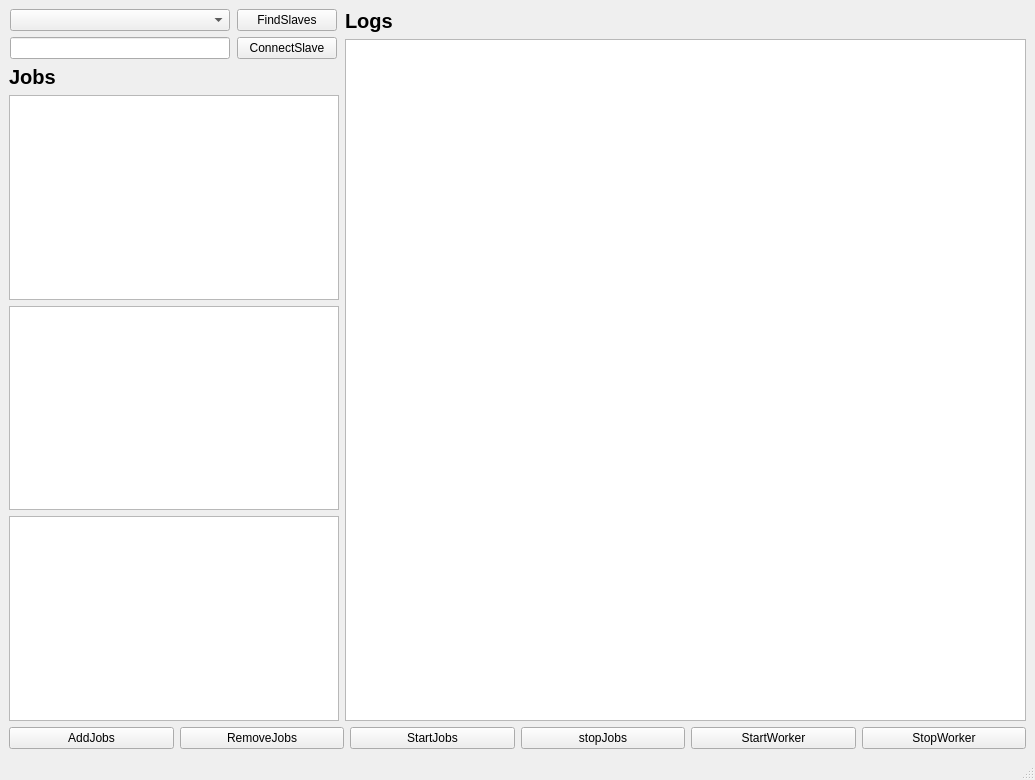
Old version of the form J_Living/J_LivingScript/python/J_slaveUi.ui in the repository wangziheng0426/JMadOnion.
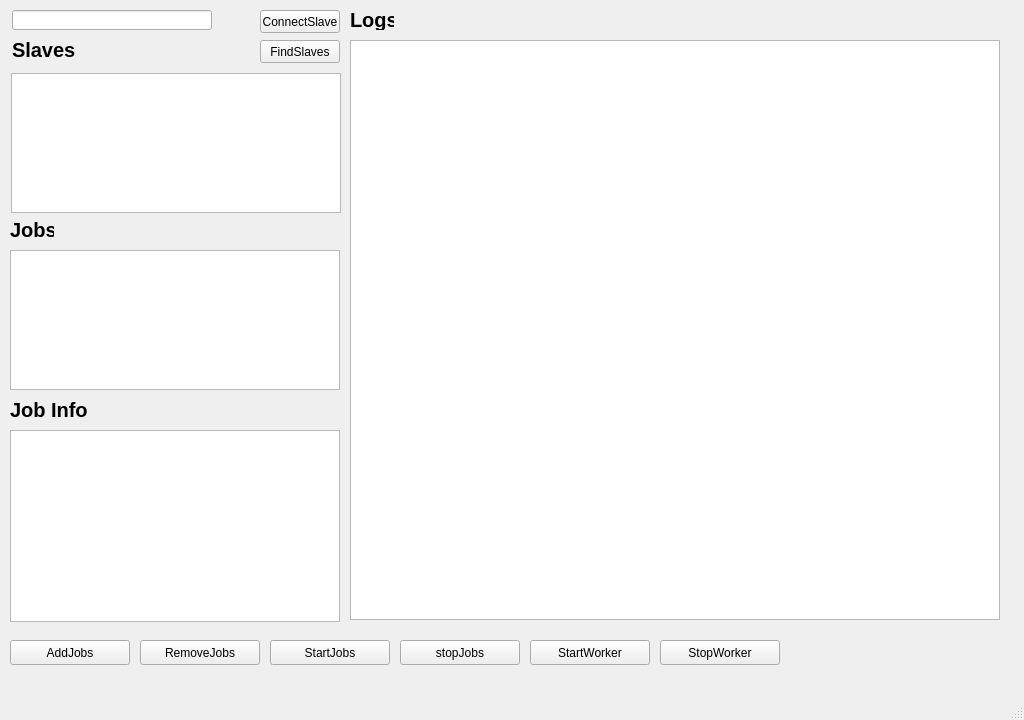
New version of the form.

What changed in the file:
```diff
--- a/J_Living/J_LivingScript/python/J_slaveUi.ui
+++ b/J_Living/J_LivingScript/python/J_slaveUi.ui
@@ -2,278 +2,381 @@
 <ui version="4.0">
  <class>J_slaveWin</class>
  <widget class="QMainWindow" name="J_slaveWin">
+  <property name="enabled">
+   <bool>true</bool>
+  </property>
   <property name="geometry">
    <rect>
     <x>0</x>
     <y>0</y>
-    <width>1035</width>
-    <height>780</height>
+    <width>1024</width>
+    <height>720</height>
    </rect>
   </property>
+  <property name="sizePolicy">
+   <sizepolicy hsizetype="Fixed" vsizetype="Fixed">
+    <horstretch>0</horstretch>
+    <verstretch>0</verstretch>
+   </sizepolicy>
+  </property>
+  <property name="minimumSize">
+   <size>
+    <width>1024</width>
+    <height>720</height>
+   </size>
+  </property>
+  <property name="maximumSize">
+   <size>
+    <width>1024</width>
+    <height>720</height>
+   </size>
+  </property>
   <property name="windowTitle">
    <string>MainWindow</string>
   </property>
   <widget class="QWidget" name="centralwidget">
-   <layout class="QGridLayout" name="gridLayout_2">
-    <item row="0" column="0">
-     <layout class="QHBoxLayout" name="horizontalLayout_2">
-      <property name="sizeConstraint">
-       <enum>QLayout::SetFixedSize</enum>
-      </property>
-      <item>
-       <layout class="QVBoxLayout" name="verticalLayout_3">
-        <property name="sizeConstraint">
-         <enum>QLayout::SetFixedSize</enum>
-        </property>
-        <item>
-         <layout class="QGridLayout" name="gridLayout">
-          <property name="sizeConstraint">
-           <enum>QLayout::SetFixedSize</enum>
-          </property>
-          <item row="0" column="0">
-           <widget class="QComboBox" name="comboBox_slaveList">
-            <property name="sizePolicy">
-             <sizepolicy hsizetype="Fixed" vsizetype="Fixed">
-              <horstretch>0</horstretch>
-              <verstretch>0</verstretch>
-             </sizepolicy>
-            </property>
-            <property name="maximumSize">
-             <size>
-              <width>220</width>
-              <height>50</height>
-             </size>
-            </property>
-           </widget>
-          </item>
-          <item row="0" column="1">
-           <widget class="QPushButton" name="pushButton_findSlave">
-            <property name="sizePolicy">
-             <sizepolicy hsizetype="Fixed" vsizetype="Fixed">
-              <horstretch>0</horstretch>
-              <verstretch>0</verstretch>
-             </sizepolicy>
-            </property>
-            <property name="maximumSize">
-             <size>
-              <width>100</width>
-              <height>50</height>
-             </size>
-            </property>
-            <property name="text">
-             <string>FindSlaves</string>
-            </property>
-           </widget>
-          </item>
-          <item row="1" column="0">
-           <widget class="QLineEdit" name="lineEdit">
-            <property name="sizePolicy">
-             <sizepolicy hsizetype="Fixed" vsizetype="Fixed">
-              <horstretch>0</horstretch>
-              <verstretch>0</verstretch>
-             </sizepolicy>
-            </property>
-            <property name="maximumSize">
-             <size>
-              <width>220</width>
-              <height>50</height>
-             </size>
-            </property>
-           </widget>
-          </item>
-          <item row="1" column="1">
-           <widget class="QPushButton" name="pushButton_connectSlave">
-            <property name="sizePolicy">
-             <sizepolicy hsizetype="Fixed" vsizetype="Fixed">
-              <horstretch>0</horstretch>
-              <verstretch>0</verstretch>
-             </sizepolicy>
-            </property>
-            <property name="maximumSize">
-             <size>
-              <width>100</width>
-              <height>50</height>
-             </size>
-            </property>
-            <property name="text">
-             <string>ConnectSlave</string>
-            </property>
-           </widget>
-          </item>
-         </layout>
-        </item>
-        <item>
-         <layout class="QVBoxLayout" name="verticalLayout">
-          <property name="sizeConstraint">
-           <enum>QLayout::SetFixedSize</enum>
-          </property>
-          <item>
-           <widget class="QLabel" name="label">
-            <property name="font">
-             <font>
-              <pointsize>15</pointsize>
-              <weight>75</weight>
-              <bold>true</bold>
-             </font>
-            </property>
-            <property name="text">
-             <string>Jobs</string>
-            </property>
-           </widget>
-          </item>
-          <item>
-           <widget class="QListView" name="listView_job">
-            <property name="sizePolicy">
-             <sizepolicy hsizetype="Fixed" vsizetype="Expanding">
-              <horstretch>0</horstretch>
-              <verstretch>0</verstretch>
-             </sizepolicy>
-            </property>
-            <property name="minimumSize">
-             <size>
-              <width>330</width>
-              <height>0</height>
-             </size>
-            </property>
-            <property name="maximumSize">
-             <size>
-              <width>330</width>
-              <height>16777215</height>
-             </size>
-            </property>
-           </widget>
-          </item>
-          <item>
-           <widget class="QListView" name="listView_job_2">
-            <property name="sizePolicy">
-             <sizepolicy hsizetype="Fixed" vsizetype="Expanding">
-              <horstretch>0</horstretch>
-              <verstretch>0</verstretch>
-             </sizepolicy>
-            </property>
-            <property name="minimumSize">
-             <size>
-              <width>330</width>
-              <height>0</height>
-             </size>
-            </property>
-            <property name="maximumSize">
-             <size>
-              <width>330</width>
-              <height>16777215</height>
-             </size>
-            </property>
-           </widget>
-          </item>
-          <item>
-           <widget class="QListView" name="listView_log">
-            <property name="sizePolicy">
-             <sizepolicy hsizetype="Fixed" vsizetype="Expanding">
-              <horstretch>0</horstretch>
-              <verstretch>0</verstretch>
-             </sizepolicy>
-            </property>
-            <property name="minimumSize">
-             <size>
-              <width>330</width>
-              <height>0</height>
-             </size>
-            </property>
-            <property name="maximumSize">
-             <size>
-              <width>330</width>
-              <height>16777215</height>
-             </size>
-            </property>
-           </widget>
-          </item>
-         </layout>
-        </item>
-       </layout>
-      </item>
-      <item>
-       <layout class="QVBoxLayout" name="verticalLayout_2">
-        <item>
-         <widget class="QLabel" name="label_2">
-          <property name="font">
-           <font>
-            <pointsize>15</pointsize>
-            <weight>75</weight>
-            <bold>true</bold>
-           </font>
-          </property>
-          <property name="text">
-           <string>Logs</string>
-          </property>
-         </widget>
-        </item>
-        <item>
-         <widget class="QTableView" name="tableView_worker">
-          <property name="minimumSize">
-           <size>
-            <width>650</width>
-            <height>650</height>
-           </size>
-          </property>
-          <property name="maximumSize">
-           <size>
-            <width>800</width>
-            <height>800</height>
-           </size>
-          </property>
-         </widget>
-        </item>
-       </layout>
-      </item>
-     </layout>
-    </item>
-    <item row="1" column="0">
-     <layout class="QHBoxLayout" name="horizontalLayout">
-      <item>
-       <widget class="QPushButton" name="pushButton_addJob">
-        <property name="text">
-         <string>AddJobs</string>
-        </property>
-       </widget>
-      </item>
-      <item>
-       <widget class="QPushButton" name="pushButton_removeJob">
-        <property name="text">
-         <string>RemoveJobs</string>
-        </property>
-       </widget>
-      </item>
-      <item>
-       <widget class="QPushButton" name="pushButton_startJob">
-        <property name="text">
-         <string>StartJobs</string>
-        </property>
-       </widget>
-      </item>
-      <item>
-       <widget class="QPushButton" name="pushButton_stopJob">
-        <property name="text">
-         <string>stopJobs</string>
-        </property>
-       </widget>
-      </item>
-      <item>
-       <widget class="QPushButton" name="pushButton_startWorker">
-        <property name="text">
-         <string>StartWorker</string>
-        </property>
-       </widget>
-      </item>
-      <item>
-       <widget class="QPushButton" name="pushButton_stopWorker">
-        <property name="text">
-         <string>StopWorker</string>
-        </property>
-       </widget>
-      </item>
-     </layout>
-    </item>
-   </layout>
+   <widget class="QTableView" name="tableView_worker">
+    <property name="geometry">
+     <rect>
+      <x>350</x>
+      <y>40</y>
+      <width>650</width>
+      <height>580</height>
+     </rect>
+    </property>
+    <property name="minimumSize">
+     <size>
+      <width>650</width>
+      <height>550</height>
+     </size>
+    </property>
+    <property name="maximumSize">
+     <size>
+      <width>800</width>
+      <height>600</height>
+     </size>
+    </property>
+   </widget>
+   <widget class="QLabel" name="label_2">
+    <property name="geometry">
+     <rect>
+      <x>350</x>
+      <y>10</y>
+      <width>44</width>
+      <height>20</height>
+     </rect>
+    </property>
+    <property name="font">
+     <font>
+      <pointsize>15</pointsize>
+      <weight>75</weight>
+      <bold>true</bold>
+     </font>
+    </property>
+    <property name="text">
+     <string>Logs</string>
+    </property>
+   </widget>
+   <widget class="QPushButton" name="pushButton_stopWorker">
+    <property name="geometry">
+     <rect>
+      <x>660</x>
+      <y>640</y>
+      <width>120</width>
+      <height>25</height>
+     </rect>
+    </property>
+    <property name="text">
+     <string>StopWorker</string>
+    </property>
+   </widget>
+   <widget class="QPushButton" name="pushButton_startWorker">
+    <property name="geometry">
+     <rect>
+      <x>530</x>
+      <y>640</y>
+      <width>120</width>
+      <height>25</height>
+     </rect>
+    </property>
+    <property name="text">
+     <string>StartWorker</string>
+    </property>
+   </widget>
+   <widget class="QPushButton" name="pushButton_startJob">
+    <property name="geometry">
+     <rect>
+      <x>270</x>
+      <y>640</y>
+      <width>120</width>
+      <height>25</height>
+     </rect>
+    </property>
+    <property name="text">
+     <string>StartJobs</string>
+    </property>
+   </widget>
+   <widget class="QPushButton" name="pushButton_removeJob">
+    <property name="geometry">
+     <rect>
+      <x>140</x>
+      <y>640</y>
+      <width>120</width>
+      <height>25</height>
+     </rect>
+    </property>
+    <property name="text">
+     <string>RemoveJobs</string>
+    </property>
+   </widget>
+   <widget class="QPushButton" name="pushButton_stopJob">
+    <property name="geometry">
+     <rect>
+      <x>400</x>
+      <y>640</y>
+      <width>120</width>
+      <height>25</height>
+     </rect>
+    </property>
+    <property name="text">
+     <string>stopJobs</string>
+    </property>
+   </widget>
+   <widget class="QPushButton" name="pushButton_addJob">
+    <property name="geometry">
+     <rect>
+      <x>10</x>
+      <y>640</y>
+      <width>120</width>
+      <height>25</height>
+     </rect>
+    </property>
+    <property name="text">
+     <string>AddJobs</string>
+    </property>
+   </widget>
+   <widget class="QListView" name="listView_log">
+    <property name="geometry">
+     <rect>
+      <x>10</x>
+      <y>430</y>
+      <width>330</width>
+      <height>192</height>
+     </rect>
+    </property>
+    <property name="sizePolicy">
+     <sizepolicy hsizetype="Fixed" vsizetype="Expanding">
+      <horstretch>0</horstretch>
+      <verstretch>0</verstretch>
+     </sizepolicy>
+    </property>
+    <property name="minimumSize">
+     <size>
+      <width>330</width>
+      <height>0</height>
+     </size>
+    </property>
+    <property name="maximumSize">
+     <size>
+      <width>330</width>
+      <height>16777215</height>
+     </size>
+    </property>
+   </widget>
+   <widget class="QLabel" name="label_4">
+    <property name="geometry">
+     <rect>
+      <x>10</x>
+      <y>400</y>
+      <width>221</width>
+      <height>20</height>
+     </rect>
+    </property>
+    <property name="font">
+     <font>
+      <pointsize>15</pointsize>
+      <weight>75</weight>
+      <bold>true</bold>
+     </font>
+    </property>
+    <property name="text">
+     <string>Job Info</string>
+    </property>
+   </widget>
+   <widget class="QListView" name="listView_job_2">
+    <property name="geometry">
+     <rect>
+      <x>10</x>
+      <y>250</y>
+      <width>330</width>
+      <height>140</height>
+     </rect>
+    </property>
+    <property name="sizePolicy">
+     <sizepolicy hsizetype="Fixed" vsizetype="Expanding">
+      <horstretch>0</horstretch>
+      <verstretch>0</verstretch>
+     </sizepolicy>
+    </property>
+    <property name="minimumSize">
+     <size>
+      <width>330</width>
+      <height>0</height>
+     </size>
+    </property>
+    <property name="maximumSize">
+     <size>
+      <width>330</width>
+      <height>16777215</height>
+     </size>
+    </property>
+   </widget>
+   <widget class="QLabel" name="label_3">
+    <property name="geometry">
+     <rect>
+      <x>10</x>
+      <y>220</y>
+      <width>44</width>
+      <height>20</height>
+     </rect>
+    </property>
+    <property name="font">
+     <font>
+      <pointsize>15</pointsize>
+      <weight>75</weight>
+      <bold>true</bold>
+     </font>
+    </property>
+    <property name="text">
+     <string>Jobs</string>
+    </property>
+   </widget>
+   <widget class="QListView" name="listView_job">
+    <property name="geometry">
+     <rect>
+      <x>11</x>
+      <y>73</y>
+      <width>330</width>
+      <height>140</height>
+     </rect>
+    </property>
+    <property name="sizePolicy">
+     <sizepolicy hsizetype="Fixed" vsizetype="Expanding">
+      <horstretch>0</horstretch>
+      <verstretch>0</verstretch>
+     </sizepolicy>
+    </property>
+    <property name="minimumSize">
+     <size>
+      <width>330</width>
+      <height>0</height>
+     </size>
+    </property>
+    <property name="maximumSize">
+     <size>
+      <width>330</width>
+      <height>16777215</height>
+     </size>
+    </property>
+   </widget>
+   <widget class="QPushButton" name="pushButton_connectSlave">
+    <property name="geometry">
+     <rect>
+      <x>260</x>
+      <y>10</y>
+      <width>80</width>
+      <height>23</height>
+     </rect>
+    </property>
+    <property name="sizePolicy">
+     <sizepolicy hsizetype="Fixed" vsizetype="Fixed">
+      <horstretch>0</horstretch>
+      <verstretch>0</verstretch>
+     </sizepolicy>
+    </property>
+    <property name="maximumSize">
+     <size>
+      <width>200</width>
+      <height>50</height>
+     </size>
+    </property>
+    <property name="text">
+     <string>ConnectSlave</string>
+    </property>
+   </widget>
+   <widget class="QLineEdit" name="lineEdit">
+    <property name="geometry">
+     <rect>
+      <x>12</x>
+      <y>10</y>
+      <width>200</width>
+      <height>20</height>
+     </rect>
+    </property>
+    <property name="sizePolicy">
+     <sizepolicy hsizetype="Expanding" vsizetype="Expanding">
+      <horstretch>0</horstretch>
+      <verstretch>0</verstretch>
+     </sizepolicy>
+    </property>
+    <property name="maximumSize">
+     <size>
+      <width>220</width>
+      <height>50</height>
+     </size>
+    </property>
+   </widget>
+   <widget class="QPushButton" name="pushButton_findSlave">
+    <property name="geometry">
+     <rect>
+      <x>260</x>
+      <y>40</y>
+      <width>80</width>
+      <height>23</height>
+     </rect>
+    </property>
+    <property name="sizePolicy">
+     <sizepolicy hsizetype="Fixed" vsizetype="Fixed">
+      <horstretch>0</horstretch>
+      <verstretch>0</verstretch>
+     </sizepolicy>
+    </property>
+    <property name="maximumSize">
+     <size>
+      <width>200</width>
+      <height>50</height>
+     </size>
+    </property>
+    <property name="text">
+     <string>FindSlaves</string>
+    </property>
+   </widget>
+   <widget class="QLabel" name="label">
+    <property name="geometry">
+     <rect>
+      <x>12</x>
+      <y>40</y>
+      <width>66</width>
+      <height>20</height>
+     </rect>
+    </property>
+    <property name="maximumSize">
+     <size>
+      <width>220</width>
+      <height>16777215</height>
+     </size>
+    </property>
+    <property name="font">
+     <font>
+      <pointsize>15</pointsize>
+      <weight>75</weight>
+      <bold>true</bold>
+     </font>
+    </property>
+    <property name="text">
+     <string>Slaves</string>
+    </property>
+   </widget>
   </widget>
   <widget class="QMenuBar" name="menubar">
    <property name="geometry">
```
Left out of the diff: 2 changed lines with no effect on the pictures.
